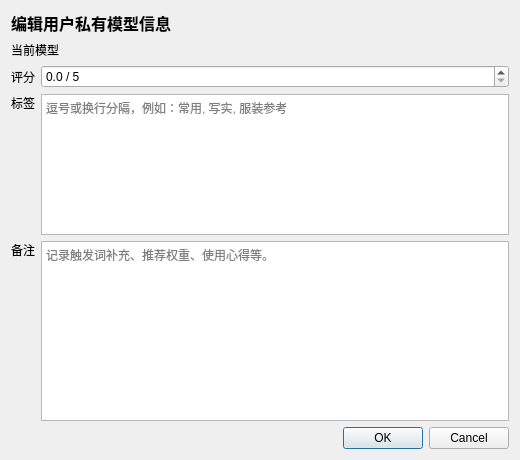
The window that modelnotedialog.ui (hanbinhsh/SD-LoRA-Manager) describes before a commit, drawn with Qt 5.
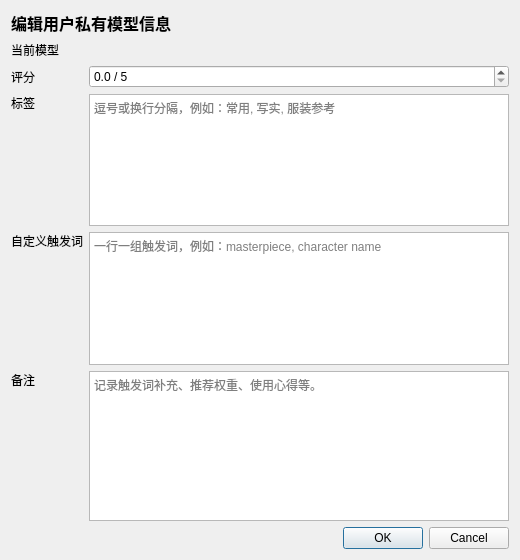
The same window after the commit.

```diff
--- a/modelnotedialog.ui
+++ b/modelnotedialog.ui
@@ -10,7 +10,7 @@
     <x>0</x>
     <y>0</y>
     <width>520</width>
-    <height>460</height>
+    <height>560</height>
    </rect>
   </property>
   <layout class="QVBoxLayout" name="verticalLayout">
@@ -89,6 +89,29 @@
       </widget>
      </item>
      <item row="2" column="0">
+      <widget class="QLabel" name="lblCustomTriggers">
+       <property name="text">
+        <string>自定义触发词</string>
+       </property>
+       <property name="alignment">
+        <set>Qt::AlignmentFlag::AlignLeading|Qt::AlignmentFlag::AlignLeft|Qt::AlignmentFlag::AlignTop</set>
+       </property>
+      </widget>
+     </item>
+     <item row="2" column="1">
+      <widget class="QPlainTextEdit" name="editCustomTriggers">
+       <property name="minimumSize">
+        <size>
+         <width>0</width>
+         <height>84</height>
+        </size>
+       </property>
+       <property name="placeholderText">
+        <string>一行一组触发词，例如：masterpiece, character name</string>
+       </property>
+      </widget>
+     </item>
+     <item row="3" column="0">
       <widget class="QLabel" name="lblNote">
        <property name="text">
         <string>备注</string>
@@ -98,12 +121,12 @@
        </property>
       </widget>
      </item>
-     <item row="2" column="1">
+     <item row="3" column="1">
       <widget class="QPlainTextEdit" name="textNote">
        <property name="minimumSize">
         <size>
          <width>0</width>
-         <height>180</height>
+         <height>150</height>
         </size>
        </property>
        <property name="placeholderText">
```
Left out of the diff: 2 changed lines with no effect on the pictures.
